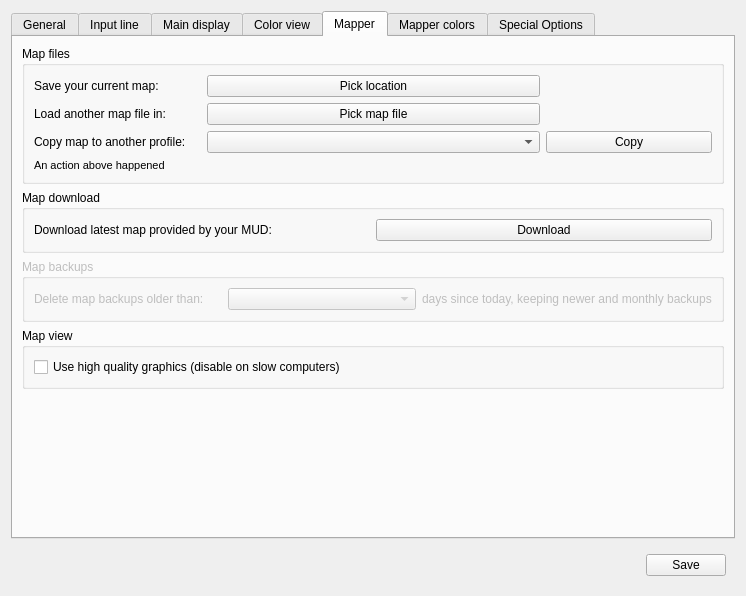
The window that src/ui/profile_preferences.ui (Mudlet/Mudlet) describes before a commit, drawn with Qt 5.
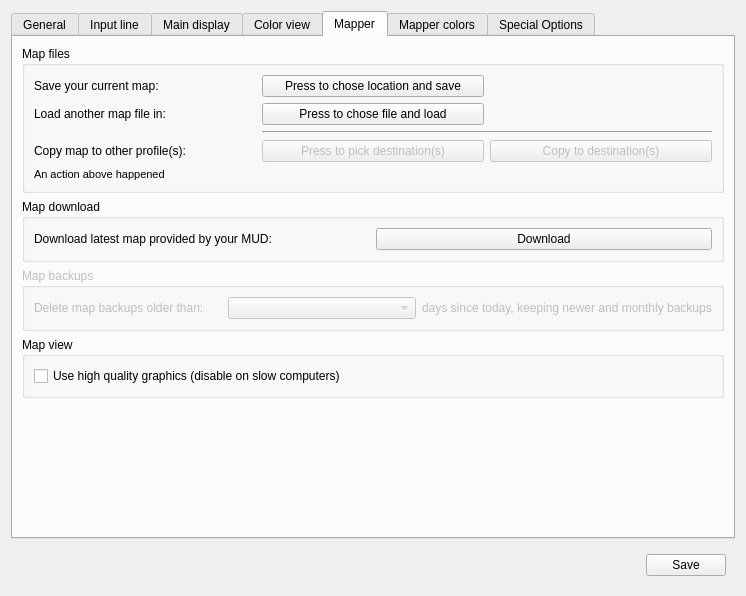
The same window after the commit. The open tabs and pages were chosen to show the change. Icons and pictures are not drawn.

Commit message: Fixup: make copying map to multiple profiles work better

Patch:
```diff
--- a/src/ui/profile_preferences.ui
+++ b/src/ui/profile_preferences.ui
@@ -1324,72 +1324,6 @@
        <string>Mapper</string>
       </attribute>
       <layout class="QGridLayout" name="gridLayout_24">
-       <item row="0" column="0">
-        <widget class="QGroupBox" name="groupBox_3">
-         <property name="title">
-          <string>Map files</string>
-         </property>
-         <layout class="QGridLayout" name="gridLayout_3">
-          <item row="1" column="0">
-           <widget class="QLabel" name="label_10">
-            <property name="text">
-             <string>Load another map file in:</string>
-            </property>
-           </widget>
-          </item>
-          <item row="1" column="1" colspan="2">
-           <widget class="QPushButton" name="load_map_button">
-            <property name="text">
-             <string>Pick map file</string>
-            </property>
-           </widget>
-          </item>
-          <item row="2" column="1" colspan="2">
-           <widget class="QComboBox" name="mapper_profiles_combobox"/>
-          </item>
-          <item row="2" column="3">
-           <widget class="QPushButton" name="copy_map_profile">
-            <property name="text">
-             <string>Copy</string>
-            </property>
-           </widget>
-          </item>
-          <item row="2" column="0">
-           <widget class="QLabel" name="label_12">
-            <property name="text">
-             <string>Copy map to another profile:</string>
-            </property>
-           </widget>
-          </item>
-          <item row="0" column="1" colspan="2">
-           <widget class="QPushButton" name="save_map_button">
-            <property name="text">
-             <string>Pick location</string>
-            </property>
-           </widget>
-          </item>
-          <item row="0" column="0">
-           <widget class="QLabel" name="label_9">
-            <property name="text">
-             <string>Save your current map:</string>
-            </property>
-           </widget>
-          </item>
-          <item row="3" column="0" colspan="4">
-           <widget class="QLabel" name="map_file_action">
-            <property name="font">
-             <font>
-              <pointsize>8</pointsize>
-             </font>
-            </property>
-            <property name="text">
-             <string>An action above happened</string>
-            </property>
-           </widget>
-          </item>
-         </layout>
-        </widget>
-       </item>
        <item row="1" column="0">
         <widget class="QGroupBox" name="downloadMapOptions">
          <property name="title">
@@ -1484,6 +1418,104 @@
          </property>
         </spacer>
        </item>
+       <item row="0" column="0">
+        <widget class="QGroupBox" name="groupBox_mapFiles">
+         <property name="title">
+          <string>Map files</string>
+         </property>
+         <layout class="QGridLayout" name="gridLayout_3">
+          <item row="4" column="0">
+           <widget class="QLabel" name="label_mapFileActionResult">
+            <property name="font">
+             <font>
+              <pointsize>8</pointsize>
+             </font>
+            </property>
+            <property name="text">
+             <string>An action above happened</string>
+            </property>
+           </widget>
+          </item>
+          <item row="3" column="1">
+           <widget class="QPushButton" name="pushButton_chooseProfiles">
+            <property name="enabled">
+             <bool>false</bool>
+            </property>
+            <property name="toolTip">
+             <string>&lt;html&gt;&lt;head/&gt;&lt;body&gt;&lt;p&gt;Use this button to bring up a menu which lists the other profiles in your system. Click on each one that you want to copy the current map &lt;i&gt;as it &lt;b&gt;now is&lt;/b&gt; in &lt;b&gt;this profile&lt;/b&gt;&lt;/i&gt; to those profiles. You can return here and change the selection whilst this dialog is still open but no changes or copies will be made &lt;b&gt;until you press the &amp;quot;&lt;/b&gt;&lt;i&gt;Copy to Destination(s)&amp;quot; button&lt;/i&gt;&lt;/b&gt;. When that button is pressed each of the selected profiles will be examined to determine the room where the player is located in each of those profiles: for profiles that are not loaded, the most recently saved map file is used; for profiles that &lt;b&gt;are&lt;/b&gt; currently loaded at this time, the room where the player is currently is is noted. All of the room numbers for those locations are then written out in the save of the map for &lt;b&gt;this&lt;/b&gt; profile with the normal &lt;i&gt;date-time-stamped&lt;/i&gt; name which is then copied to where the maps are stored for the other profiles. For the other profiles that are active they will then reload the new map and then should replace the player in the location noted - if it still exists; this may be not exactly the right place if there has been movement in the other profile in the meantime so this is best done when all active profiles to be so updated are quiesent!&lt;/p&gt;&lt;p&gt;To enable all the individual instances of a map that is shared between profiles to be kept in step it is best if all the profiles are updated in this manner at the same time rather than separately as previous versions of Mudlet did. If the map iteself is being edited it is essential for that to be done in one active profile at a time otherwise unsaved changes in one profile will get lost when a new map from a different profile is copied over and loaded!&lt;/p&gt;&lt;p&gt;&lt;i&gt;The previous control at this point in the &amp;quot;Profile Preferences&amp;quot; has been changed because it did not lend itself to modifications to enabling multiple profiles to be selected at once.&lt;/i&gt;&lt;/p&gt;&lt;/body&gt;&lt;/html&gt;</string>
+            </property>
+            <property name="text">
+             <string>Press to pick destination(s)</string>
+            </property>
+           </widget>
+          </item>
+          <item row="3" column="2">
+           <widget class="QPushButton" name="pushButton_copyMap">
+            <property name="enabled">
+             <bool>false</bool>
+            </property>
+            <property name="toolTip">
+             <string>&lt;html&gt;&lt;head/&gt;&lt;body&gt;&lt;p&gt;Use this button to make the copy of the current map in &lt;b&gt;this profile&lt;/b&gt; to each of the &lt;i&gt;profiles&lt;/i&gt; selected via the control to the left. Those profiles will be examined to determine the room where the player is located in each of those profiles: for profiles that are not loaded, the most recently saved map file is used; for profiles that &lt;b&gt;are&lt;/b&gt; currently loaded at this time, the room where the player is currently located is noted. All of the room numbers for those locations are then included in the saved data of the map for &lt;b&gt;this&lt;/b&gt; profile with the normal &lt;i&gt;date-time-stamped&lt;/i&gt; name which is then copied to where the maps are stored for the other profiles. For the other profiles that are active they will then reload the new map and then they should replace the player in the location noted automatically - if it still exists; (this may be not exactly the right place if there has been movement in the other profile in the meantime so this is best done when all active profiles to be so updated are quiesent!)&lt;/p&gt;&lt;p&gt;To enable all the individual instances of a map that is shared between profiles to be kept in step it is best if all the profiles are updated this manner at the same time rather than separately as previous versions of Mudlet did. If the map iteself is being edited it is essential for that to be done in one active profile at a time otherwise unsaved changes in one profile will get lost when a new map from a different profile is copied over and loaded!&lt;/p&gt;&lt;/body&gt;&lt;/html&gt;</string>
+            </property>
+            <property name="text">
+             <string>Copy to destination(s)</string>
+            </property>
+           </widget>
+          </item>
+          <item row="0" column="1">
+           <widget class="QPushButton" name="pushButton_saveMap">
+            <property name="text">
+             <string>Press to chose location and save</string>
+            </property>
+           </widget>
+          </item>
+          <item row="1" column="0">
+           <widget class="QLabel" name="label_loadMap">
+            <property name="text">
+             <string>Load another map file in:</string>
+            </property>
+            <property name="buddy">
+             <cstring>pushButton_loadMap</cstring>
+            </property>
+           </widget>
+          </item>
+          <item row="0" column="0">
+           <widget class="QLabel" name="label_saveMap">
+            <property name="text">
+             <string>Save your current map:</string>
+            </property>
+            <property name="buddy">
+             <cstring>pushButton_saveMap</cstring>
+            </property>
+           </widget>
+          </item>
+          <item row="1" column="1">
+           <widget class="QPushButton" name="pushButton_loadMap">
+            <property name="text">
+             <string>Press to chose file and load</string>
+            </property>
+           </widget>
+          </item>
+          <item row="3" column="0">
+           <widget class="QLabel" name="label_copyMap">
+            <property name="text">
+             <string>Copy map to other profile(s):</string>
+            </property>
+            <property name="buddy">
+             <cstring>pushButton_chooseProfiles</cstring>
+            </property>
+           </widget>
+          </item>
+          <item row="2" column="1" colspan="2">
+           <widget class="Line" name="line_aboveCopyMap">
+            <property name="orientation">
+             <enum>Qt::Horizontal</enum>
+            </property>
+           </widget>
+          </item>
+         </layout>
+        </widget>
+       </item>
       </layout>
      </widget>
      <widget class="QWidget" name="tab_4">
```
Left out of the diff: 11 changed lines with no effect on the pictures. The commit also changes 6 other files.
